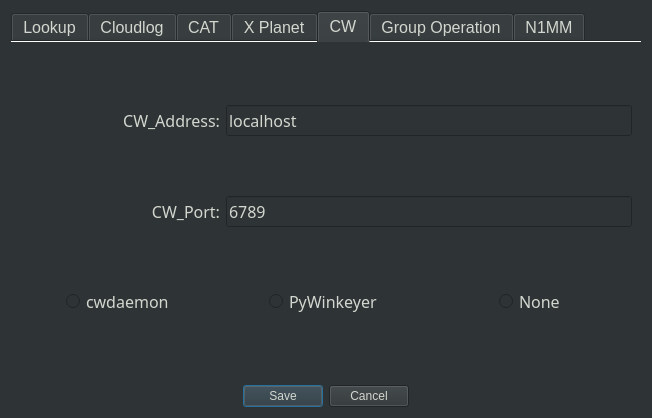
The window that fdlogger/data/settings.ui (mbridak/FieldDayLogger) describes before a commit, drawn with Qt 5.
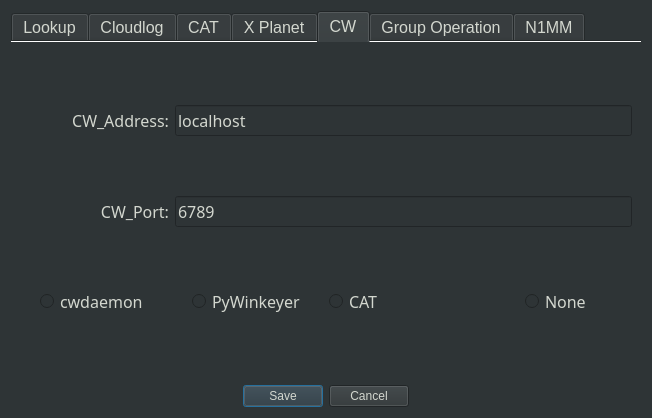
The same window after the commit. The open tabs and pages were chosen to show the change.

The edit to the form file:
```diff
--- a/fdlogger/data/settings.ui
+++ b/fdlogger/data/settings.ui
@@ -552,8 +552,8 @@
          </property>
         </widget>
        </item>
-       <item row="2" column="0" alignment="Qt::AlignHCenter">
-        <widget class="QRadioButton" name="usecwdaemon_radioButton">
+       <item row="0" column="1" colspan="3">
+        <widget class="QLineEdit" name="cwip_field">
          <property name="font">
           <font>
            <family>JetBrains Mono</family>
@@ -561,7 +561,23 @@
           </font>
          </property>
          <property name="text">
-          <string>cwdaemon</string>
+          <string>localhost</string>
+         </property>
+        </widget>
+       </item>
+       <item row="1" column="1" colspan="3">
+        <widget class="QLineEdit" name="cwport_field">
+         <property name="font">
+          <font>
+           <family>JetBrains Mono</family>
+           <pointsize>12</pointsize>
+          </font>
+         </property>
+         <property name="inputMethodHints">
+          <set>Qt::ImhDigitsOnly</set>
+         </property>
+         <property name="text">
+          <string>6789</string>
          </property>
         </widget>
        </item>
@@ -578,7 +594,36 @@
          </property>
         </widget>
        </item>
-       <item row="2" column="2" alignment="Qt::AlignHCenter">
+       <item row="2" column="0" alignment="Qt::AlignHCenter">
+        <widget class="QRadioButton" name="usecwdaemon_radioButton">
+         <property name="font">
+          <font>
+           <family>JetBrains Mono</family>
+           <pointsize>12</pointsize>
+          </font>
+         </property>
+         <property name="text">
+          <string>cwdaemon</string>
+         </property>
+        </widget>
+       </item>
+       <item row="0" column="0">
+        <widget class="QLabel" name="label_10">
+         <property name="font">
+          <font>
+           <family>JetBrains Mono</family>
+           <pointsize>12</pointsize>
+          </font>
+         </property>
+         <property name="text">
+          <string>CW_Address:</string>
+         </property>
+         <property name="alignment">
+          <set>Qt::AlignRight|Qt::AlignTrailing|Qt::AlignVCenter</set>
+         </property>
+        </widget>
+       </item>
+       <item row="2" column="3" alignment="Qt::AlignHCenter">
         <widget class="QRadioButton" name="radioButton_5">
          <property name="font">
           <font>
@@ -591,8 +636,8 @@
          </property>
         </widget>
        </item>
-       <item row="1" column="1" colspan="2">
-        <widget class="QLineEdit" name="cwport_field">
+       <item row="2" column="2">
+        <widget class="QRadioButton" name="usecat4cw_radioButton">
          <property name="font">
           <font>
            <family>JetBrains Mono</family>
@@ -603,20 +648,7 @@
           <set>Qt::ImhDigitsOnly</set>
          </property>
          <property name="text">
-          <string>6789</string>
-         </property>
-        </widget>
-       </item>
-       <item row="0" column="1" colspan="2">
-        <widget class="QLineEdit" name="cwip_field">
-         <property name="font">
-          <font>
-           <family>JetBrains Mono</family>
-           <pointsize>12</pointsize>
-          </font>
-         </property>
-         <property name="text">
-          <string>localhost</string>
+          <string>CAT</string>
          </property>
         </widget>
        </item>
```
Left out of the diff: 19 changed lines with no effect on the pictures.
